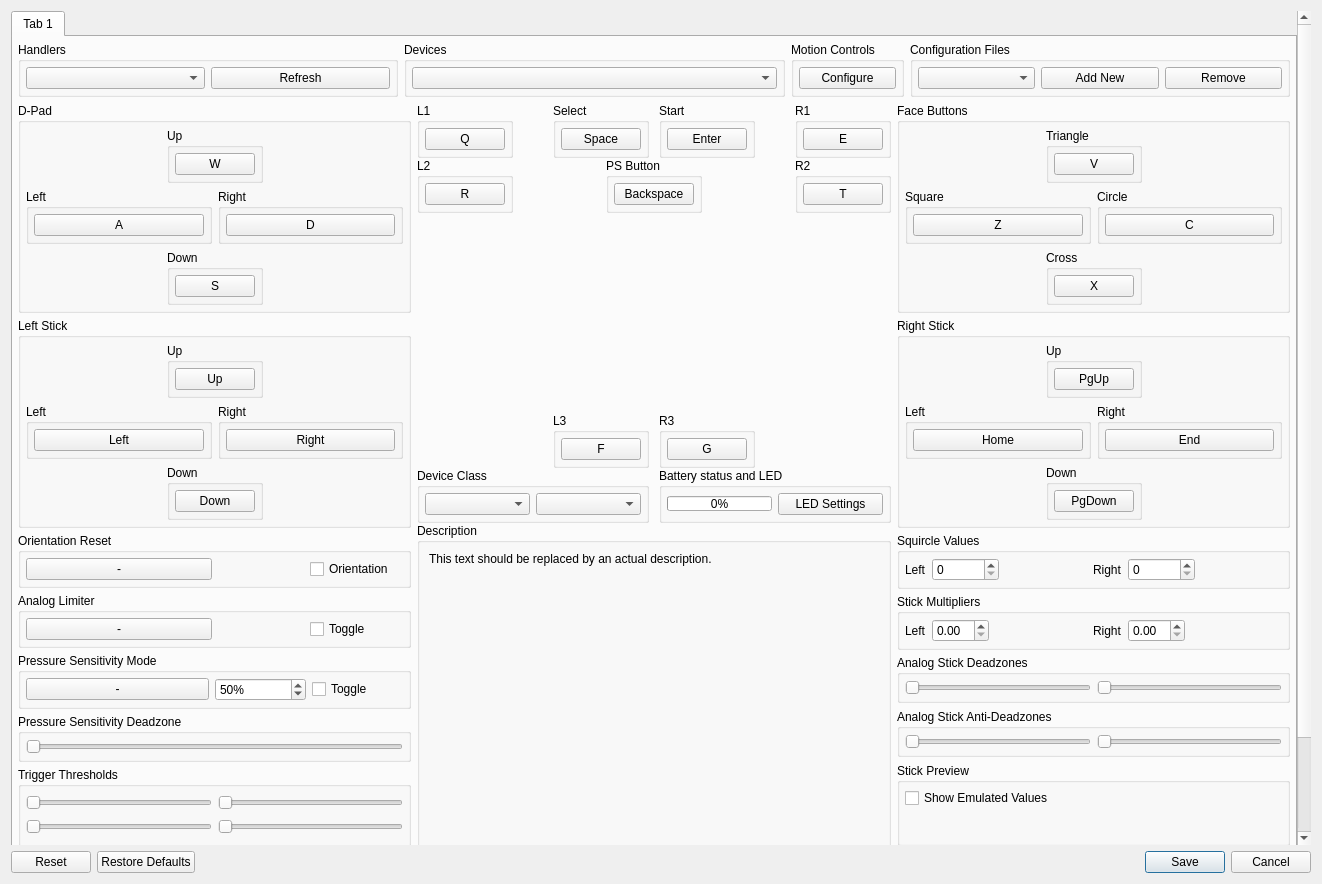
Qt form rpcs3/rpcs3qt/pad_settings_dialog.ui (RPCS3/rpcs3) before a commit.
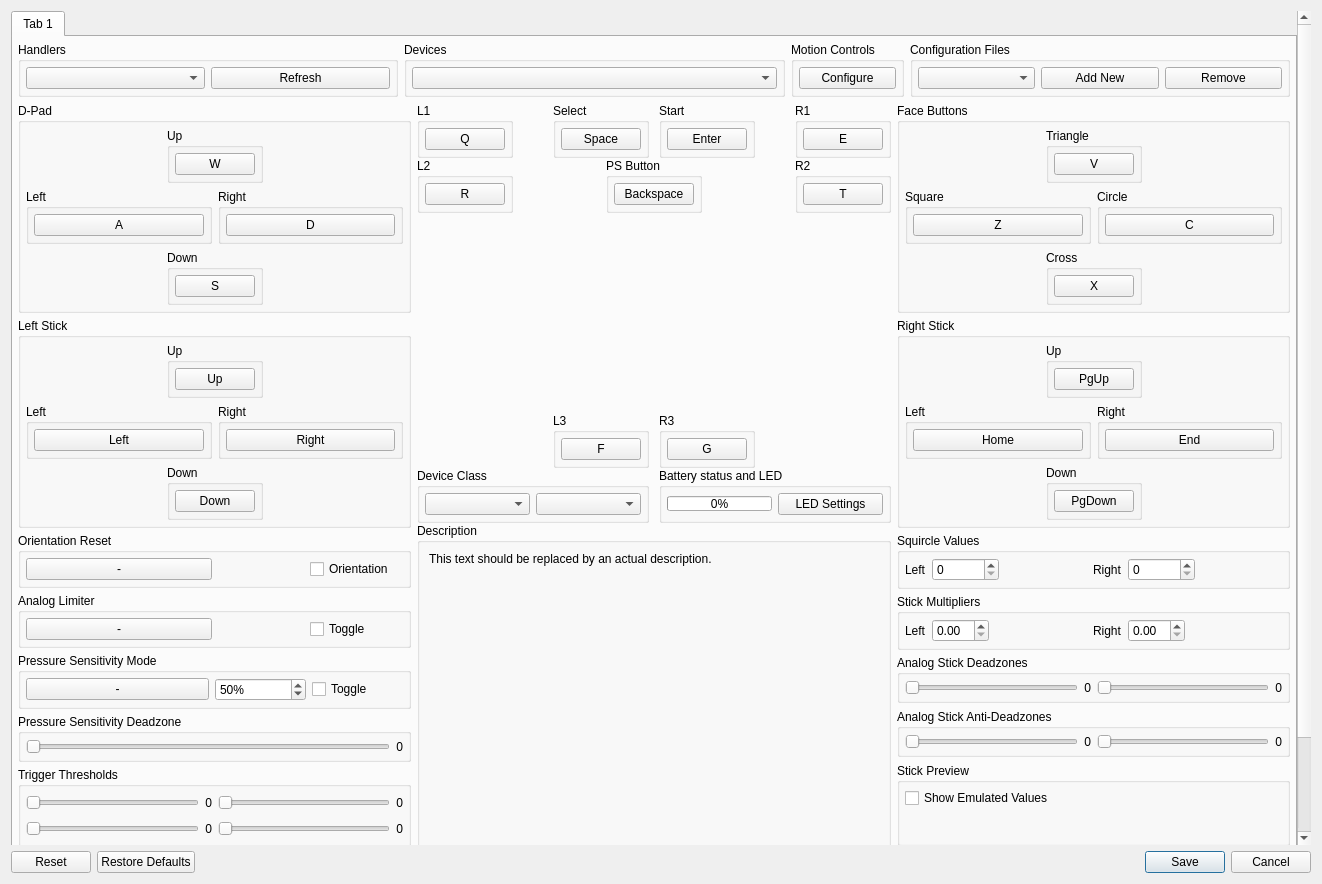
The same form after that commit. The open tabs and pages were chosen to show the change. Icons and pictures are not drawn.

Commit message: qt: add value labels to sliders in pad settings

```diff
--- a/rpcs3/rpcs3qt/pad_settings_dialog.ui
+++ b/rpcs3/rpcs3qt/pad_settings_dialog.ui
@@ -863,6 +863,16 @@
                  </property>
                 </widget>
                </item>
+               <item>
+                <widget class="QLabel" name="pressure_intensity_deadzone_label">
+                 <property name="text">
+                  <string>0</string>
+                 </property>
+                 <property name="alignment">
+                  <set>Qt::AlignmentFlag::AlignRight|Qt::AlignmentFlag::AlignTrailing|Qt::AlignmentFlag::AlignVCenter</set>
+                 </property>
+                </widget>
+               </item>
               </layout>
              </widget>
             </item>
@@ -915,6 +925,8 @@
                    <item>
                     <layout class="QVBoxLayout" name="gb_trigger_left">
                      <item>
+                      <layout class="QHBoxLayout" name="slider_trigger_left_layout">
+                       <item>
                       <widget class="QSlider" name="slider_trigger_left">
                        <property name="orientation">
                         <enum>Qt::Orientation::Horizontal</enum>
@@ -922,17 +934,45 @@
                       </widget>
                      </item>
                      <item>
+                        <widget class="QLabel" name="slider_trigger_left_label">
+                         <property name="text">
+                          <string>0</string>
+                         </property>
+                         <property name="alignment">
+                          <set>Qt::AlignmentFlag::AlignRight|Qt::AlignmentFlag::AlignTrailing|Qt::AlignmentFlag::AlignVCenter</set>
+                         </property>
+                        </widget>
+                       </item>
+                      </layout>
+                     </item>
+                     <item>
+                      <layout class="QHBoxLayout" name="preview_trigger_left_layout">
+                       <item>
                       <widget class="QSlider" name="preview_trigger_left">
                        <property name="orientation">
                         <enum>Qt::Orientation::Horizontal</enum>
                        </property>
                       </widget>
                      </item>
+                       <item>
+                        <widget class="QLabel" name="preview_trigger_left_label">
+                         <property name="text">
+                          <string>0</string>
+                         </property>
+                         <property name="alignment">
+                          <set>Qt::AlignmentFlag::AlignRight|Qt::AlignmentFlag::AlignTrailing|Qt::AlignmentFlag::AlignVCenter</set>
+                         </property>
+                        </widget>
+                       </item>
+                      </layout>
+                     </item>
                     </layout>
                    </item>
                    <item>
                     <layout class="QVBoxLayout" name="gb_trigger_right">
                      <item>
+                      <layout class="QHBoxLayout" name="slider_trigger_right_layout">
+                       <item>
                       <widget class="QSlider" name="slider_trigger_right">
                        <property name="orientation">
                         <enum>Qt::Orientation::Horizontal</enum>
@@ -940,12 +980,38 @@
                       </widget>
                      </item>
                      <item>
+                        <widget class="QLabel" name="slider_trigger_right_label">
+                         <property name="text">
+                          <string>0</string>
+                         </property>
+                         <property name="alignment">
+                          <set>Qt::AlignmentFlag::AlignRight|Qt::AlignmentFlag::AlignTrailing|Qt::AlignmentFlag::AlignVCenter</set>
+                         </property>
+                        </widget>
+                       </item>
+                      </layout>
+                     </item>
+                     <item>
+                      <layout class="QHBoxLayout" name="preview_trigger_right_layout">
+                       <item>
                       <widget class="QSlider" name="preview_trigger_right">
                        <property name="orientation">
                         <enum>Qt::Orientation::Horizontal</enum>
                        </property>
                       </widget>
                      </item>
+                       <item>
+                        <widget class="QLabel" name="preview_trigger_right_label">
+                         <property name="text">
+                          <string>0</string>
+                         </property>
+                         <property name="alignment">
+                          <set>Qt::AlignmentFlag::AlignRight|Qt::AlignmentFlag::AlignTrailing|Qt::AlignmentFlag::AlignVCenter</set>
+                         </property>
+                        </widget>
+                       </item>
+                      </layout>
+                     </item>
                     </layout>
                    </item>
                   </layout>
@@ -2536,6 +2602,16 @@
                      </property>
                     </widget>
                    </item>
+                   <item>
+                    <widget class="QLabel" name="slider_label_stick_left">
+                     <property name="text">
+                      <string>0</string>
+                     </property>
+                     <property name="alignment">
+                      <set>Qt::AlignmentFlag::AlignRight|Qt::AlignmentFlag::AlignTrailing|Qt::AlignmentFlag::AlignVCenter</set>
+                     </property>
+                    </widget>
+                   </item>
                    <item>
                     <widget class="QSlider" name="slider_stick_right">
                      <property name="orientation">
@@ -2543,6 +2619,16 @@
                      </property>
                     </widget>
                    </item>
+                   <item>
+                    <widget class="QLabel" name="slider_label_stick_right">
+                     <property name="text">
+                      <string>0</string>
+                     </property>
+                     <property name="alignment">
+                      <set>Qt::AlignmentFlag::AlignRight|Qt::AlignmentFlag::AlignTrailing|Qt::AlignmentFlag::AlignVCenter</set>
+                     </property>
+                    </widget>
+                   </item>
                   </layout>
                  </widget>
                 </item>
@@ -2571,6 +2657,16 @@
                      </property>
                     </widget>
                    </item>
+                   <item>
+                    <widget class="QLabel" name="anti_deadzone_slider_label_stick_left">
+                     <property name="text">
+                      <string>0</string>
+                     </property>
+                     <property name="alignment">
+                      <set>Qt::AlignmentFlag::AlignRight|Qt::AlignmentFlag::AlignTrailing|Qt::AlignmentFlag::AlignVCenter</set>
+                     </property>
+                    </widget>
+                   </item>
                    <item>
                     <widget class="QSlider" name="anti_deadzone_slider_stick_right">
                      <property name="orientation">
@@ -2578,6 +2674,16 @@
                      </property>
                     </widget>
                    </item>
+                   <item>
+                    <widget class="QLabel" name="anti_deadzone_slider_label_stick_right">
+                     <property name="text">
+                      <string>0</string>
+                     </property>
+                     <property name="alignment">
+                      <set>Qt::AlignmentFlag::AlignRight|Qt::AlignmentFlag::AlignTrailing|Qt::AlignmentFlag::AlignVCenter</set>
+                     </property>
+                    </widget>
+                   </item>
                   </layout>
                  </widget>
                 </item>
```
Lines whose indentation alone changed are shown as unchanged. The commit also changes 1 other file.
